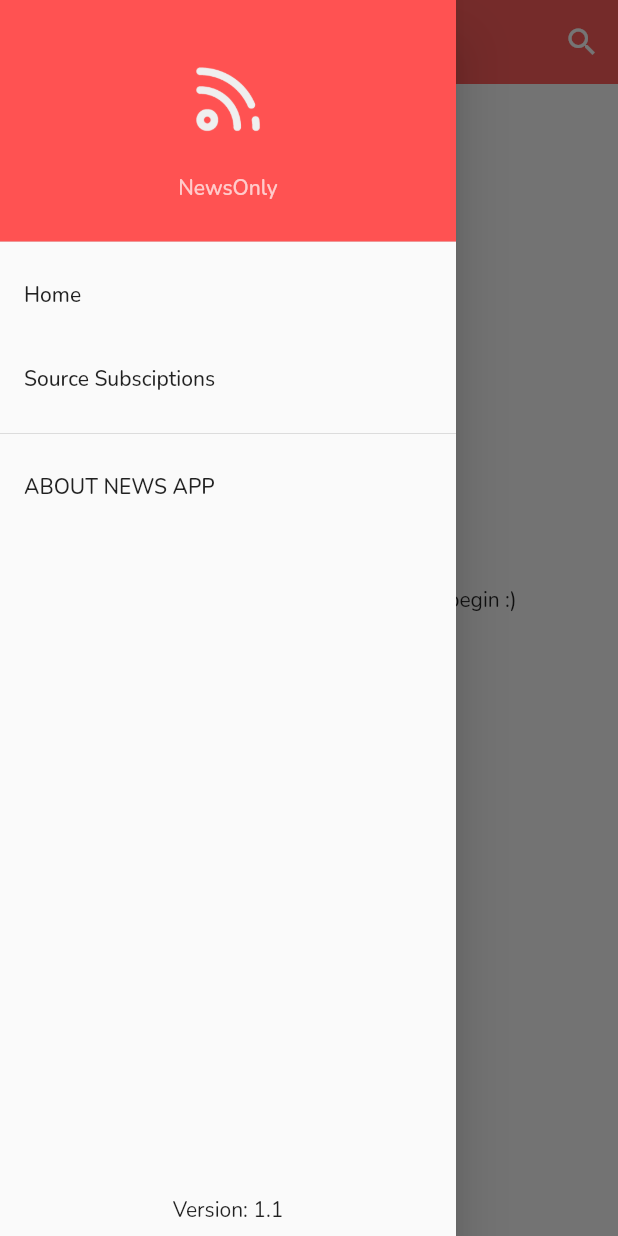
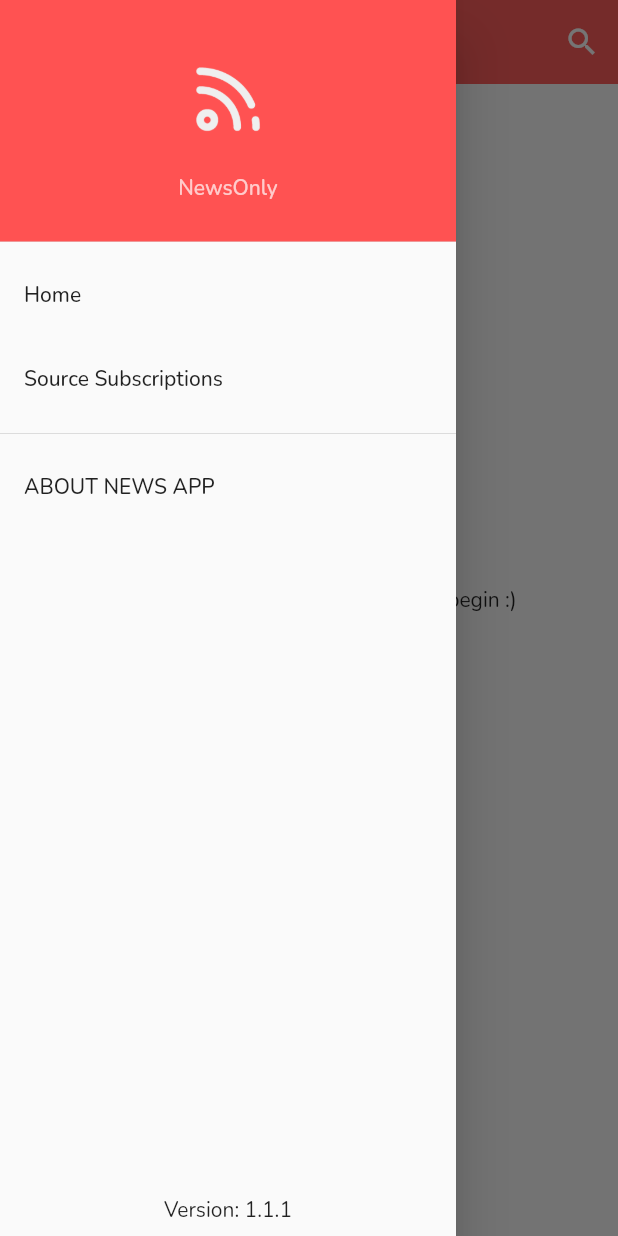
Before and after one commit to emem365/news_app, a Flutter app: the screen it shows after launch, with the side drawer open, on a phone screen of 412 x 824 dp. Run offline on Flutter 3.47's test engine with Material 2 defaults, Android fonts, the phone set to English and light mode, and no system bars; our stand-ins replace built_collection, built_value, cached_network_image, chopper, get_it, google_fonts and 4 more; generated files the repository leaves out were written again.

Commit message:
Type on Drawer

```diff
--- a/lib/src/widgets/app_drawer.dart
+++ b/lib/src/widgets/app_drawer.dart
@@ -38,7 +38,7 @@ class AppDrawer extends StatelessWidget {
             onTap: () {},
           ),
           ListTile(
-            title: Text('Source Subsciptions'),
+            title: Text('Source Subscriptions'),
             onTap: () {
               Navigator.of(context)
                   .push(MaterialPageRoute(builder: (context) => SourcesPage()));
@@ -55,7 +55,7 @@ class AppDrawer extends StatelessWidget {
           Spacer(),
           Padding(
             padding: const EdgeInsets.all(8.0),
-            child: Text('Version: 1.1'),
+            child: Text('Version: 1.1.1'),
           ),
         ],
       ),
--- a/pubspec.yaml
+++ b/pubspec.yaml
@@ -1,7 +1,7 @@
 name: news_app
 description: News from NewsAPI
 publish_to: 'none'
-version: 1.1.0+1
+version: 1.1.1+1
 
 environment:
   sdk: ">=2.7.0 <3.0.0"
```
